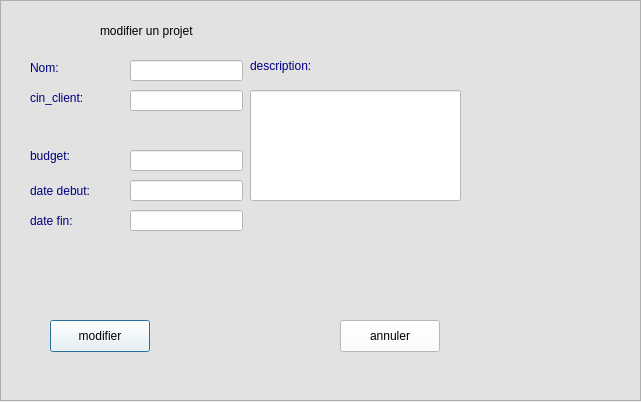
This is modifierprojetdialog.ui in saif11234/architech as Qt 5 draws it before an edit. The edited form follows.
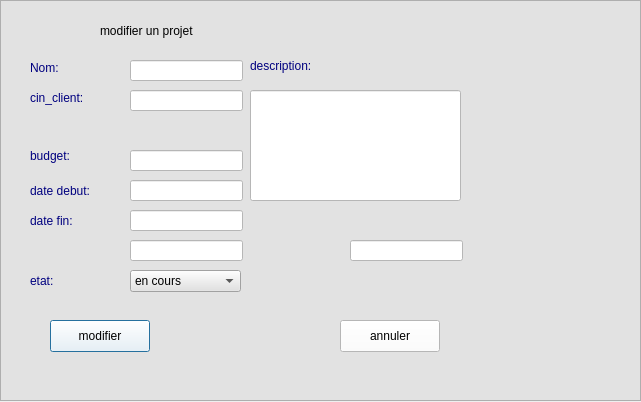
This is the edited form.

The edit to the form file:
```diff
--- a/modifierprojetdialog.ui
+++ b/modifierprojetdialog.ui
@@ -267,6 +267,76 @@
      <string>modifier un projet</string>
     </property>
    </widget>
+   <widget class="QLabel" name="label_38">
+    <property name="geometry">
+     <rect>
+      <x>30</x>
+      <y>270</y>
+      <width>71</width>
+      <height>21</height>
+     </rect>
+    </property>
+    <property name="styleSheet">
+     <string notr="true">color:rgb(0,0,127);
+font:14pt&quot;Ebrima&quot;;</string>
+    </property>
+    <property name="text">
+     <string>etat:</string>
+    </property>
+   </widget>
+   <widget class="QComboBox" name="comboBox">
+    <property name="geometry">
+     <rect>
+      <x>130</x>
+      <y>270</y>
+      <width>111</width>
+      <height>22</height>
+     </rect>
+    </property>
+    <item>
+     <property name="text">
+      <string>en cours</string>
+     </property>
+    </item>
+    <item>
+     <property name="text">
+      <string>terminé</string>
+     </property>
+    </item>
+    <item>
+     <property name="text">
+      <string>en attente</string>
+     </property>
+    </item>
+   </widget>
+   <widget class="QLineEdit" name="latitude">
+    <property name="geometry">
+     <rect>
+      <x>130</x>
+      <y>240</y>
+      <width>113</width>
+      <height>21</height>
+     </rect>
+    </property>
+    <property name="styleSheet">
+     <string notr="true">background-color: rgb(255, 255, 255);
+color: rgb(0, 0, 0);</string>
+    </property>
+   </widget>
+   <widget class="QLineEdit" name="longitude">
+    <property name="geometry">
+     <rect>
+      <x>350</x>
+      <y>240</y>
+      <width>113</width>
+      <height>21</height>
+     </rect>
+    </property>
+    <property name="styleSheet">
+     <string notr="true">background-color: rgb(255, 255, 255);
+color: rgb(0, 0, 0);</string>
+    </property>
+   </widget>
   </widget>
  </widget>
  <resources/>
```
